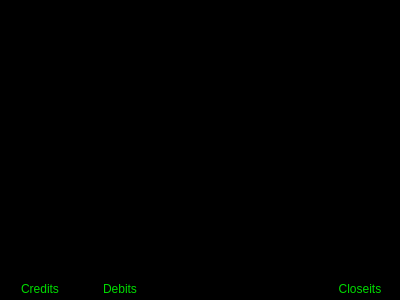
This is src/ui/ewa_about.ui in sendevent/ewa as Qt 5 draws it before an edit. The edited form follows.
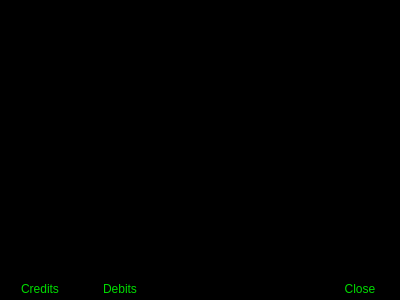
This is the edited form. Custom widgets are drawn as their Qt base class.

```diff
--- a/src/ui/ewa_about.ui
+++ b/src/ui/ewa_about.ui
@@ -888,6 +888,24 @@
             </color>
            </brush>
           </colorrole>
+          <colorrole role="Base">
+           <brush brushstyle="SolidPattern">
+            <color alpha="255">
+             <red>0</red>
+             <green>0</green>
+             <blue>0</blue>
+            </color>
+           </brush>
+          </colorrole>
+          <colorrole role="Window">
+           <brush brushstyle="SolidPattern">
+            <color alpha="255">
+             <red>0</red>
+             <green>0</green>
+             <blue>0</blue>
+            </color>
+           </brush>
+          </colorrole>
          </active>
          <inactive>
           <colorrole role="WindowText">
@@ -926,6 +944,24 @@
             </color>
            </brush>
           </colorrole>
+          <colorrole role="Base">
+           <brush brushstyle="SolidPattern">
+            <color alpha="255">
+             <red>0</red>
+             <green>0</green>
+             <blue>0</blue>
+            </color>
+           </brush>
+          </colorrole>
+          <colorrole role="Window">
+           <brush brushstyle="SolidPattern">
+            <color alpha="255">
+             <red>0</red>
+             <green>0</green>
+             <blue>0</blue>
+            </color>
+           </brush>
+          </colorrole>
          </inactive>
          <disabled>
           <colorrole role="WindowText">
@@ -964,6 +1000,24 @@
             </color>
            </brush>
           </colorrole>
+          <colorrole role="Base">
+           <brush brushstyle="SolidPattern">
+            <color alpha="255">
+             <red>0</red>
+             <green>0</green>
+             <blue>0</blue>
+            </color>
+           </brush>
+          </colorrole>
+          <colorrole role="Window">
+           <brush brushstyle="SolidPattern">
+            <color alpha="255">
+             <red>0</red>
+             <green>0</green>
+             <blue>0</blue>
+            </color>
+           </brush>
+          </colorrole>
          </disabled>
         </palette>
        </property>
@@ -977,7 +1031,7 @@
         <string notr="true"/>
        </property>
        <property name="text">
-        <string>Closeits</string>
+        <string>Close</string>
        </property>
        <property name="autoDefault">
         <bool>true</bool>
```
Left out of the diff: 173 changed lines with no effect on the pictures.
